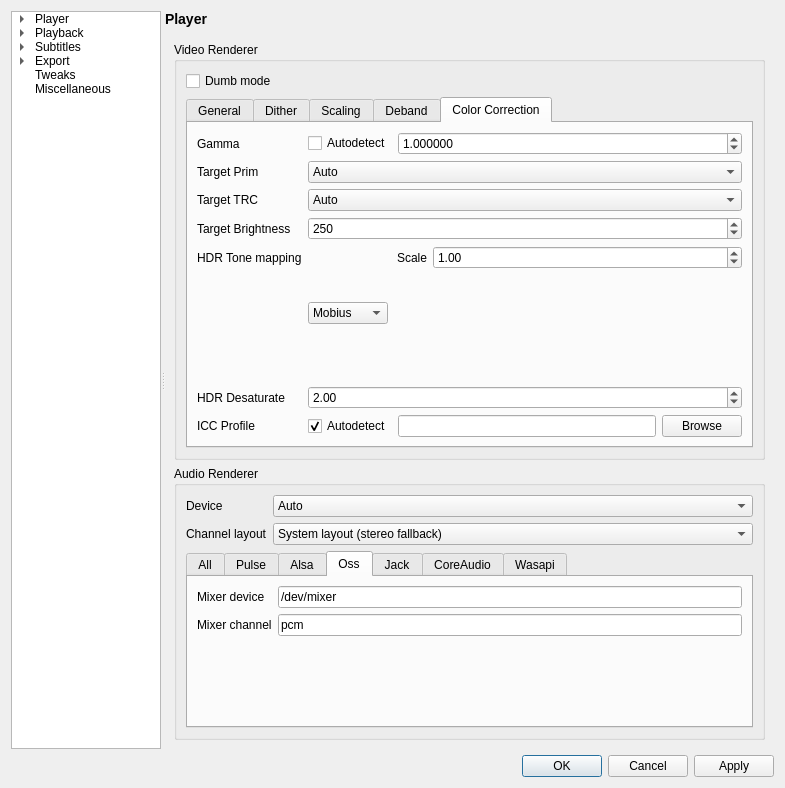
The window that settingswindow.ui (mpc-qt/mpc-qt) describes before a commit, drawn with Qt 5.
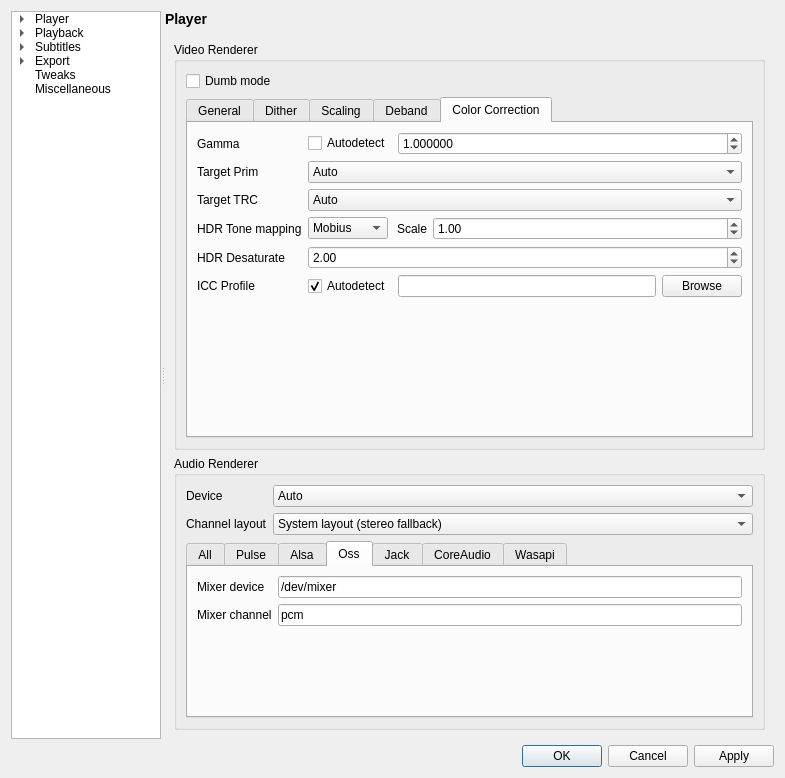
The same window after the commit. The open tabs and pages were chosen to show the change.

Commit message: settingswindow: remove target-brightness

What changed in the file:
```diff
--- a/settingswindow.ui
+++ b/settingswindow.ui
@@ -7,7 +7,7 @@
     <x>0</x>
     <y>0</y>
     <width>785</width>
-    <height>788</height>
+    <height>778</height>
    </rect>
   </property>
   <property name="windowTitle">
@@ -3334,10 +3334,7 @@
                  <attribute name="title">
                   <string>Color Correction</string>
                  </attribute>
-                 <layout class="QFormLayout" name="ccTabLayout">
-                  <property name="fieldGrowthPolicy">
-                   <enum>QFormLayout::AllNonFixedFieldsGrow</enum>
-                  </property>
+                 <layout class="QFormLayout" name="formLayout_3">
                   <item row="0" column="0">
                    <widget class="QLabel" name="ccGammaLabel">
                     <property name="text">
@@ -3497,66 +3494,15 @@
                     </item>
                    </widget>
                   </item>
-                  <item row="6" column="0">
-                   <widget class="QLabel" name="ccTargetICCLabel">
-                    <property name="text">
-                     <string>ICC Profile</string>
-                    </property>
-                   </widget>
-                  </item>
-                  <item row="6" column="1">
-                   <layout class="QHBoxLayout" name="ccICCLayout" stretch="0,1,0">
-                    <item>
-                     <widget class="QCheckBox" name="ccICCAutodetect">
-                      <property name="text">
-                       <string>Autodetect</string>
-                      </property>
-                      <property name="checked">
-                       <bool>true</bool>
-                      </property>
-                     </widget>
-                    </item>
-                    <item>
-                     <widget class="QLineEdit" name="ccICCLocation"/>
-                    </item>
-                    <item>
-                     <widget class="QPushButton" name="ccICCBrowse">
-                      <property name="text">
-                       <string>Browse</string>
-                      </property>
-                     </widget>
-                    </item>
-                   </layout>
-                  </item>
                   <item row="3" column="0">
-                   <widget class="QLabel" name="ccTargetBrightnessLabel">
-                    <property name="text">
-                     <string>Target Brightness</string>
-                    </property>
-                   </widget>
-                  </item>
-                  <item row="3" column="1">
-                   <widget class="QSpinBox" name="ccTargetBrightness">
-                    <property name="minimum">
-                     <number>1</number>
-                    </property>
-                    <property name="maximum">
-                     <number>100000</number>
-                    </property>
-                    <property name="value">
-                     <number>250</number>
-                    </property>
-                   </widget>
-                  </item>
-                  <item row="4" column="0">
                    <widget class="QLabel" name="ccHdrLabel">
                     <property name="text">
                      <string>HDR Tone mapping</string>
                     </property>
                    </widget>
                   </item>
-                  <item row="4" column="1">
-                   <layout class="QHBoxLayout" name="ccHdrLayout">
+                  <item row="3" column="1">
+                   <layout class="QHBoxLayout" name="horizontalLayout_2">
                     <item>
                      <widget class="QComboBox" name="ccHdrMapper">
                       <property name="currentIndex">
@@ -3596,6 +3542,12 @@
                     </item>
                     <item>
                      <widget class="QStackedWidget" name="ccHdrStack">
+                      <property name="sizePolicy">
+                       <sizepolicy hsizetype="Preferred" vsizetype="Fixed">
+                        <horstretch>0</horstretch>
+                        <verstretch>0</verstretch>
+                       </sizepolicy>
+                      </property>
                       <property name="currentIndex">
                        <number>1</number>
                       </property>
@@ -3805,14 +3757,14 @@
                     </item>
                    </layout>
                   </item>
-                  <item row="5" column="0">
+                  <item row="4" column="0">
                    <widget class="QLabel" name="ccHdrDesaturate">
                     <property name="text">
                      <string>HDR Desaturate</string>
                     </property>
                    </widget>
                   </item>
-                  <item row="5" column="1">
+                  <item row="4" column="1">
                    <widget class="QDoubleSpinBox" name="ccHdrDesaturation">
                     <property name="sizePolicy">
                      <sizepolicy hsizetype="MinimumExpanding" vsizetype="Fixed">
@@ -3828,6 +3780,37 @@
                     </property>
                    </widget>
                   </item>
+                  <item row="5" column="0">
+                   <widget class="QLabel" name="ccTargetICCLabel">
+                    <property name="text">
+                     <string>ICC Profile</string>
+                    </property>
+                   </widget>
+                  </item>
+                  <item row="5" column="1">
+                   <layout class="QHBoxLayout" name="ccICCLayout" stretch="0,1,0">
+                    <item>
+                     <widget class="QCheckBox" name="ccICCAutodetect">
+                      <property name="text">
+                       <string>Autodetect</string>
+                      </property>
+                      <property name="checked">
+                       <bool>true</bool>
+                      </property>
+                     </widget>
+                    </item>
+                    <item>
+                     <widget class="QLineEdit" name="ccICCLocation"/>
+                    </item>
+                    <item>
+                     <widget class="QPushButton" name="ccICCBrowse">
+                      <property name="text">
+                       <string>Browse</string>
+                      </property>
+                     </widget>
+                    </item>
+                   </layout>
+                  </item>
                  </layout>
                 </widget>
                </widget>
```
Left out of the diff: 2 changed lines with no effect on the pictures. The commit also changes 1 other file.
